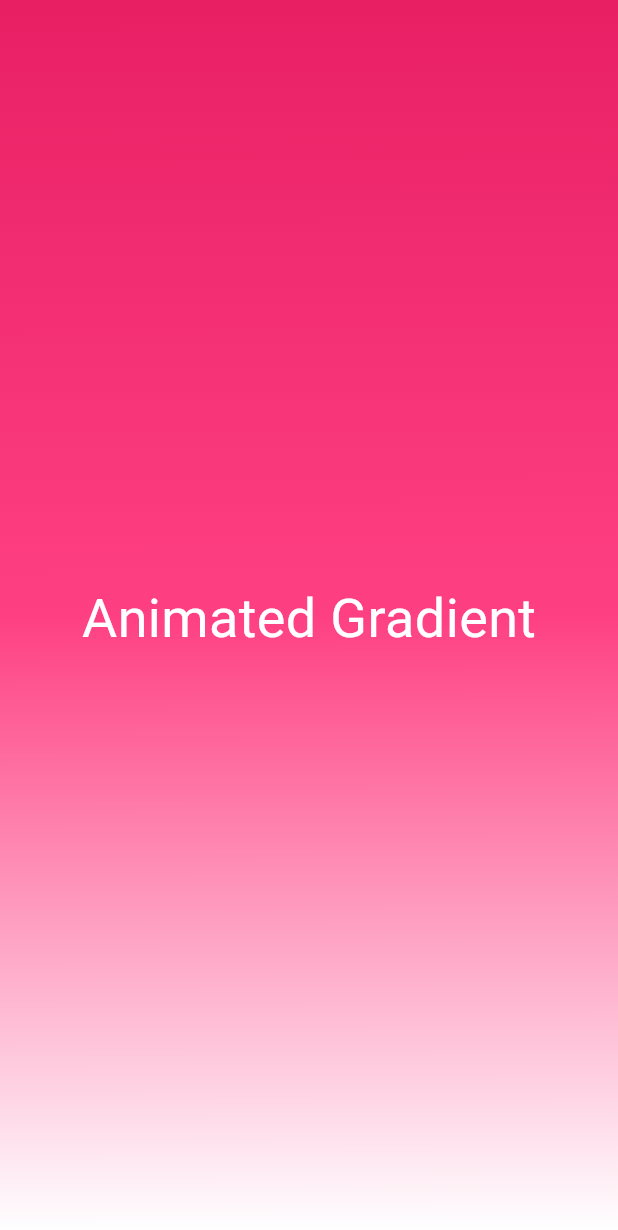
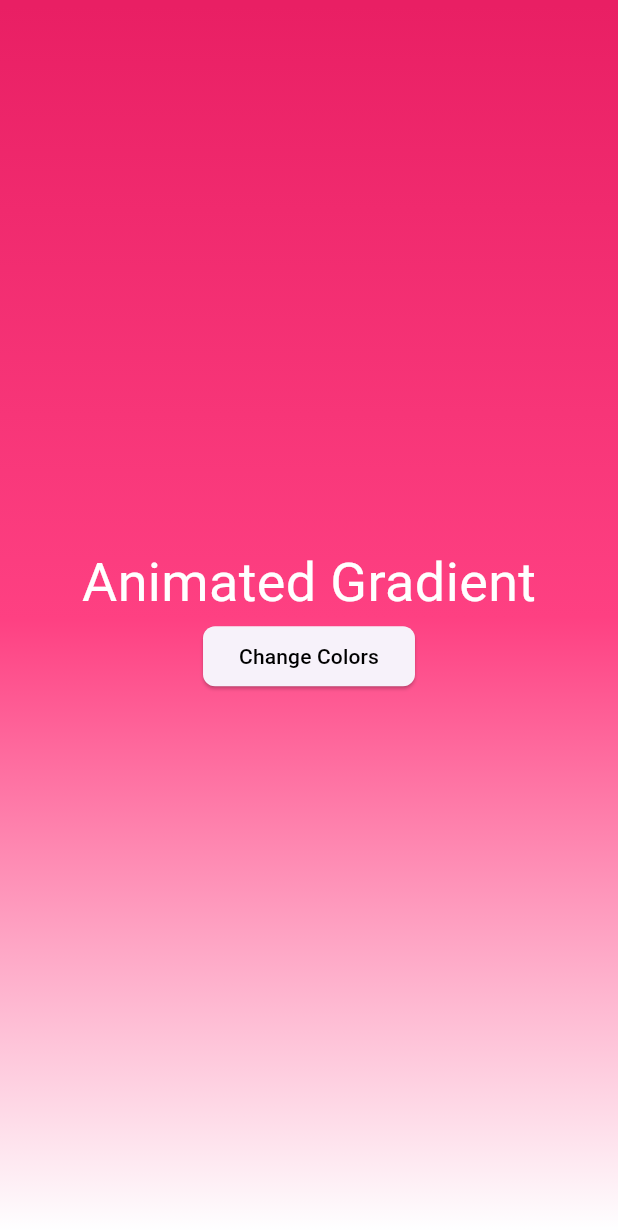
Before and after one commit to Vikaskumar75/Animated-Gradient, a Flutter app: the screen it shows after launch, on a phone screen of 412 x 824 dp. Shown: the top 1230 px of the screen. Run offline on Flutter 3.47's test engine with Material 3 defaults, Android fonts, the phone set to English and light mode, and no system bars.

```diff
--- a/example/lib/main.dart
+++ b/example/lib/main.dart
@@ -17,8 +17,25 @@ class MyApp extends StatelessWidget {
   }
 }
 
-class App extends StatelessWidget {
+class App extends StatefulWidget {
   const App({Key? key}) : super(key: key);
+
+  @override
+  State<App> createState() => _AppState();
+}
+
+class _AppState extends State<App> {
+  bool isChanged = false;
+  List<Color> primaryColors = const [
+    Colors.pink,
+    Colors.pinkAccent,
+    Colors.white,
+  ];
+  List<Color> secondaryColors = const [
+    Colors.white,
+    Colors.blueAccent,
+    Colors.blue,
+  ];
 
   @override
   Widget build(BuildContext context) {
@@ -28,26 +45,71 @@ class App extends StatelessWidget {
         primaryEnd: Alignment.bottomLeft,
         secondaryBegin: Alignment.bottomLeft,
         secondaryEnd: Alignment.topRight,
-        primaryColors: const [
-          Colors.pink,
-          Colors.pinkAccent,
-          Colors.white,
-        ],
-        secondaryColors: const [
-          Colors.white,
-          Colors.blueAccent,
-          Colors.blue,
-        ],
-        child: const Center(
-          child: Text(
-            'Animated Gradient',
-            style: TextStyle(
-              fontSize: 36,
-              color: Colors.white,
-            ),
+        primaryColors: primaryColors,
+        secondaryColors: secondaryColors,
+        child: Center(
+          child: Column(
+            mainAxisAlignment: MainAxisAlignment.center,
+            children: [
+              const Text(
+                'Animated Gradient',
+                style: TextStyle(
+                  fontSize: 36,
+                  color: Colors.white,
+                ),
+              ),
+              ElevatedButton(
+                onPressed: _changeColors,
+                style: _buttonStyle(),
+                child: const Text(
+                  'Change Colors',
+                  style: TextStyle(color: Colors.black),
+                ),
+              )
+            ],
           ),
         ),
       ),
     );
   }
+
+  ButtonStyle _buttonStyle() {
+    return ButtonStyle(
+      shape: MaterialStatePropertyAll(
+        RoundedRectangleBorder(
+          borderRadius: BorderRadius.circular(8),
+        ),
+      ),
+    );
+  }
+
+  void _changeColors() {
+    if (isChanged) {
+      isChanged = false;
+      primaryColors = const [
+        Colors.pink,
+        Colors.pinkAccent,
+        Colors.white,
+      ];
+      secondaryColors = const [
+        Colors.white,
+        Colors.blueAccent,
+        Colors.blue,
+      ];
+    } else {
+      isChanged = true;
+      primaryColors = [
+        Colors.red,
+        Colors.redAccent,
+        Colors.white,
+      ];
+      secondaryColors = [
+        Colors.white,
+        Colors.tealAccent,
+        Colors.teal,
+      ];
+    }
+
+    setState(() {});
+  }
 }
--- a/example/pubspec.yaml
+++ b/example/pubspec.yaml
@@ -14,7 +14,7 @@ dependencies:
 
   cupertino_icons: ^1.0.2
   animate_gradient:
-    path: ../../animate_gradient
+    path: ../
 
 dev_dependencies:
   flutter_test:
--- a/lib/animate_gradient_widget.dart
+++ b/lib/animate_gradient_widget.dart
@@ -6,10 +6,10 @@ class AnimateGradient extends StatefulWidget {
     required this.primaryColors,
     required this.secondaryColors,
     this.child,
-    this.primaryBegin,
-    this.primaryEnd,
-    this.secondaryBegin,
-    this.secondaryEnd,
+    this.primaryBegin = Alignment.topLeft,
+    this.primaryEnd = Alignment.topRight,
+    this.secondaryBegin = Alignment.bottomLeft,
+    this.secondaryEnd = Alignment.bottomRight,
     this.controller,
     this.duration = const Duration(seconds: 4),
     this.animateAlignments = true,
@@ -33,19 +33,19 @@ class AnimateGradient extends StatefulWidget {
 
   /// [primaryBegin]: This is begin [Alignment] for [primaryColors].
   /// By default its value is [Alignment.topLeft]
-  final Alignment? primaryBegin;
+  final Alignment primaryBegin;
 
   /// [primaryBegin]: This is end [Alignment] for [primaryColors].
   /// By default its value is [Alignment.topRight]
-  final Alignment? primaryEnd;
+  final Alignment primaryEnd;
 
   /// [secondaryBegin]: This is begin [Alignment] for [secondaryColors].
   /// By default its value is [Alignment.bottomLeft]
-  final Alignment? secondaryBegin;
+  final Alignment secondaryBegin;
 
   /// [secondaryEnd]: This is end [Alignment] for [secondaryColors].
   /// By default its value is [Alignment.bottomRight]
-  final Alignment? secondaryEnd;
+  final Alignment secondaryEnd;
 
   /// [animateAlignments]: set to false if you don't want to animate the alignments.
   /// This can provide you way cooler animations
@@ -75,30 +75,22 @@ class _AnimateGradientState extends State<AnimateGradient>
 
   @override
   void initState() {
+    _initialize();
+    super.initState();
+  }
+
+  @override
+  void didUpdateWidget(_) {
+    _initialize();
+    super.didUpdateWidget(_);
+  }
+
+  void _initialize() {
     primaryColors = widget.primaryColors;
     secondaryColors = widget.secondaryColors;
-
-    _colorTween = getColorTweens();
-    begin = AlignmentTween(
-      begin: widget.primaryBegin ?? Alignment.topLeft,
-      end: widget.primaryEnd ?? Alignment.topRight,
-    );
-    end = AlignmentTween(
-      begin: widget.secondaryBegin ?? Alignment.bottomLeft,
-      end: widget.secondaryEnd ?? Alignment.bottomRight,
-    );
-
-    _controller = widget.controller ??
-        (AnimationController(
-          vsync: this,
-          duration: widget.duration,
-        )..repeat(reverse: widget.reverse));
-    _animation = CurvedAnimation(
-      parent: _controller,
-      curve: Curves.easeInOut,
-    );
-
-    super.initState();
+    _colorTween = _getColorTweens();
+    if (widget.animateAlignments) _setAlignmentTweens();
+    _setAnimations();
   }
 
   @override
@@ -111,11 +103,11 @@ class _AnimateGradientState extends State<AnimateGradient>
             gradient: LinearGradient(
               begin: widget.animateAlignments
                   ? begin.evaluate(_animation)
-                  : (widget.primaryBegin as Alignment),
+                  : widget.primaryBegin,
               end: widget.animateAlignments
                   ? end.evaluate(_animation)
-                  : widget.primaryEnd as Alignment,
-              colors: evaluateColors(_animation),
+                  : widget.primaryEnd,
+              colors: _evaluateColors(_animation),
             ),
           ),
           child: widget.child,
@@ -124,13 +116,7 @@ class _AnimateGradientState extends State<AnimateGradient>
     );
   }
 
-  @override
-  dispose() {
-    _controller.dispose();
-    super.dispose();
-  }
-
-  List<ColorTween> getColorTweens() {
+  List<ColorTween> _getColorTweens() {
     if (widget.primaryColors.length != widget.secondaryColors.length) {
       throw Exception('primaryColors.length != secondaryColors.length');
     }
@@ -149,11 +135,41 @@ class _AnimateGradientState extends State<AnimateGradient>
     return _colorTweens;
   }
 
-  List<Color> evaluateColors(Animation<double> animation) {
+  List<Color> _evaluateColors(Animation<double> animation) {
     final List<Color> _colors = [];
     for (int i = 0; i < _colorTween.length; i++) {
       _colors.add(_colorTween[i].evaluate(animation)!);
     }
     return _colors;
   }
+
+  void _setAlignmentTweens() {
+    begin = AlignmentTween(
+      begin: widget.primaryBegin,
+      end: widget.primaryEnd,
+    );
+    end = AlignmentTween(
+      begin: widget.secondaryBegin,
+      end: widget.secondaryEnd,
+    );
+  }
+
+  void _setAnimations() {
+    _controller = widget.controller ??
+        AnimationController(
+          vsync: this,
+          duration: widget.duration,
+        )
+      ..repeat(reverse: widget.reverse);
+    _animation = CurvedAnimation(
+      parent: _controller,
+      curve: Curves.easeInOut,
+    );
+  }
+
+  @override
+  dispose() {
+    _controller.dispose();
+    super.dispose();
+  }
 }
```
Also changed, not shown: example/pubspec.lock, 5 other files.
